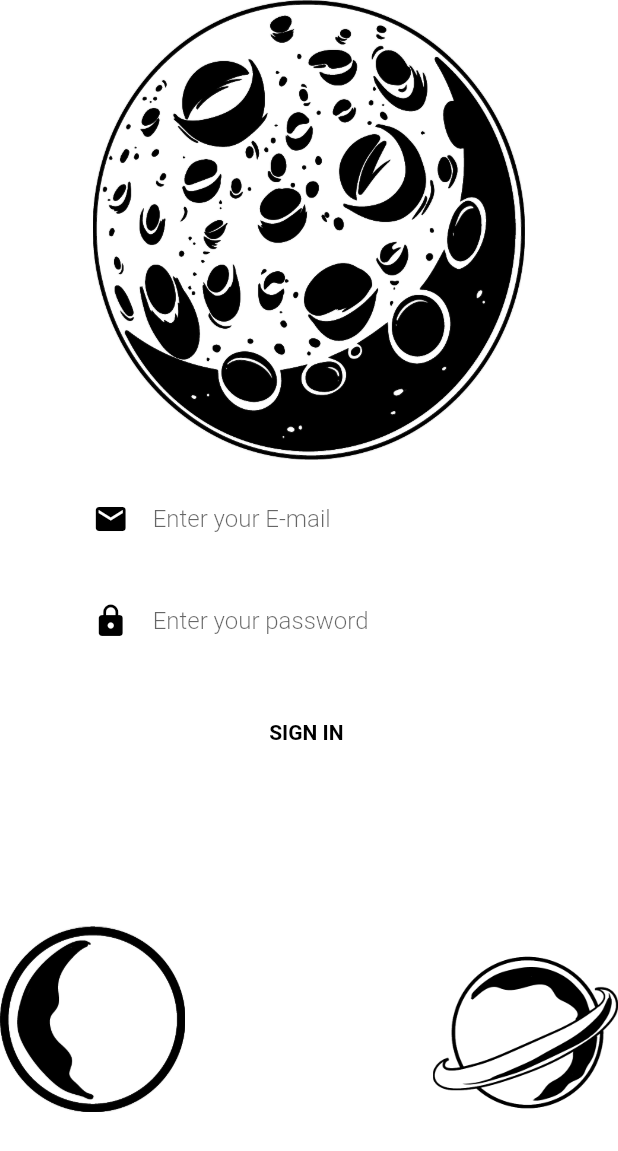
After one commit to HalilMertDeveli/Flutter-UI-Exaple--2, a Flutter app: the screen it shows after launch, after a tap on "SIGN IN", on a phone screen of 412 x 824 dp. The commit adds this screen. Shown: the top 1151 px of the screen. Run offline on Flutter 3.47's test engine with Material 2 defaults, Android fonts, the light colour scheme and no system bars.

Commit message:
we made a Login Page

```diff
--- a/analysis_options.yaml
+++ b/analysis_options.yaml
@@ -1,29 +1,29 @@
-# This file configures the analyzer, which statically analyzes Dart code to
-# check for errors, warnings, and lints.
-#
-# The issues identified by the analyzer are surfaced in the UI of Dart-enabled
-# IDEs (https://dart.dev/tools#ides-and-editors). The analyzer can also be
-# invoked from the command line by running `flutter analyze`.
+# # This file configures the analyzer, which statically analyzes Dart code to
+# # check for errors, warnings, and lints.
+# #
+# # The issues identified by the analyzer are surfaced in the UI of Dart-enabled
+# # IDEs (https://dart.dev/tools#ides-and-editors). The analyzer can also be
+# # invoked from the command line by running `flutter analyze`.
 
-# The following line activates a set of recommended lints for Flutter apps,
-# packages, and plugins designed to encourage good coding practices.
-include: package:flutter_lints/flutter.yaml
+# # The following line activates a set of recommended lints for Flutter apps,
+# # packages, and plugins designed to encourage good coding practices.
+# include: package:flutter_lints/flutter.yaml
 
-linter:
-  # The lint rules applied to this project can be customized in the
-  # section below to disable rules from the `package:flutter_lints/flutter.yaml`
-  # included above or to enable additional rules. A list of all available lints
-  # and their documentation is published at
-  # https://dart-lang.github.io/linter/lints/index.html.
-  #
-  # Instead of disabling a lint rule for the entire project in the
-  # section below, it can also be suppressed for a single line of code
-  # or a specific dart file by using the `// ignore: name_of_lint` and
-  # `// ignore_for_file: name_of_lint` syntax on the line or in the file
-  # producing the lint.
-  rules:
-    # avoid_print: false  # Uncomment to disable the `avoid_print` rule
-    # prefer_single_quotes: true  # Uncomment to enable the `prefer_single_quotes` rule
+# linter:
+#   # The lint rules applied to this project can be customized in the
+#   # section below to disable rules from the `package:flutter_lints/flutter.yaml`
+#   # included above or to enable additional rules. A list of all available lints
+#   # and their documentation is published at
+#   # https://dart-lang.github.io/linter/lints/index.html.
+#   #
+#   # Instead of disabling a lint rule for the entire project in the
+#   # section below, it can also be suppressed for a single line of code
+#   # or a specific dart file by using the `// ignore: name_of_lint` and
+#   # `// ignore_for_file: name_of_lint` syntax on the line or in the file
+#   # producing the lint.
+#   rules:
+#     # avoid_print: false  # Uncomment to disable the `avoid_print` rule
+#     # prefer_single_quotes: true  # Uncomment to enable the `prefer_single_quotes` rule
 
-# Additional information about this file can be found at
-# https://dart.dev/guides/language/analysis-options
+# # Additional information about this file can be found at
+# # https://dart.dev/guides/language/analysis-options
--- /dev/null
+++ b/lib/LoginPage/login.dart
@@ -0,0 +1,116 @@
+import 'package:flutter/material.dart';
+import 'package:flutter_ui_example_2/colors.dart';
+import 'package:flutter_ui_example_2/welcomePage/welcome_Page.dart';
+
+class LoginPage extends StatelessWidget {
+  const LoginPage({super.key});
+
+  @override
+  Widget build(BuildContext context) {
+    final Size size = MediaQuery.of(context).size;
+
+    return Scaffold(
+      backgroundColor: welcomeBlackColor,
+      body: Body(
+        SingleChildScrollView(
+          child: Column(
+            mainAxisAlignment: MainAxisAlignment.center,
+            children: [
+              SizedBox(
+                height: size.height * 0.1,
+              ),
+              ClipRRect(
+                borderRadius: BorderRadius.circular(49),
+                child: Container(
+                  margin: EdgeInsets.symmetric(vertical: 10),
+                  color: Colors.white,
+                  width: size.width * 0.7,
+                  child: TextFormField(
+                    decoration: InputDecoration(
+                        hintText: 'Enter your E-mail',
+                        hintStyle: TextStyle(
+                          fontWeight: FontWeight.w300,
+                        ),
+                        icon: Icon(
+                          Icons.email,
+                          color: Colors.black,
+                        ),
+                        border: InputBorder.none),
+                  ),
+                ),
+              ),
+              ClipRRect(
+                borderRadius: BorderRadius.circular(49),
+                child: Container(
+                  margin: EdgeInsets.symmetric(vertical: 10),
+                  color: Colors.white,
+                  width: size.width * 0.7,
+                  child: TextFormField(
+                    decoration: InputDecoration(
+                        hintText: 'Enter your password',
+                        hintStyle: TextStyle(
+                          fontWeight: FontWeight.w300,
+                        ),
+                        icon: Icon(
+                          Icons.lock,
+                          color: Colors.black,
+                        ),
+                        border: InputBorder.none),
+                  ),
+                ),
+              ),
+              SizedBox(
+                height: size.height * 0.020,
+              ),
+              SignInButton(size: size)
+            ],
+          ),
+        ),
+      ),
+    );
+  }
+}
+
+class Body extends StatelessWidget {
+  Widget widget;
+
+  Body(this.widget);
+
+  @override
+  Widget build(BuildContext context) {
+    final Size size = MediaQuery.of(context).size;
+    return Container(
+      width: double.infinity,
+      height: size.height * 0.9,
+      child: Stack(
+        alignment: Alignment.center,
+        children: [
+          Positioned(
+            top: 0,
+            child: Image.asset(
+              'lib/assets/big_moon.png',
+              width: size.width * 0.7,
+            ),
+          ),
+          Positioned(
+            right: 0,
+            bottom: 0,
+            child: Image.asset(
+              'lib/assets/planet_.png',
+              width: size.width * 0.3,
+            ),
+          ),
+          Positioned(
+            left: 0,
+            bottom: 0,
+            child: Image.asset(
+              'lib/assets/planet_1.png',
+              width: size.width * 0.3,
+            ),
+          ),
+          widget
+        ],
+      ),
+    );
+  }
+}
--- a/lib/main.dart
+++ b/lib/main.dart
@@ -1,8 +1,8 @@
 import 'package:flutter/material.dart';
-import 'package:flutter_ui_example_2/colors.dart';
+import 'package:flutter_ui_example_2/welcomePage/welcome_Page.dart';
 
 void main() {
-  runApp(const MyApp());
+  runApp(MyApp());
 }
 
 class MyApp extends StatelessWidget {
@@ -12,88 +12,23 @@ class MyApp extends StatelessWidget {
   Widget build(BuildContext context) {
     return MaterialApp(
       debugShowCheckedModeBanner: false,
-      title: 'Flutter Demo',
-      theme: ThemeData(
-        primarySwatch: Colors.blue,
-      ),
-      home: const MyHomePage(title: 'Flutter Demo Home Page'),
+      home: MyHomePage(),
     );
   }
 }
 
 class MyHomePage extends StatefulWidget {
-  const MyHomePage({super.key, required this.title});
-
-  final String title;
+  const MyHomePage({
+    super.key,
+  });
 
   @override
   State<MyHomePage> createState() => _MyHomePageState();
 }
 
 class _MyHomePageState extends State<MyHomePage> {
-  int _counter = 0;
-
-  void _incrementCounter() {
-    setState(() {
-      _counter++;
-    });
-  }
-
   @override
   Widget build(BuildContext context) {
-    final Size size = MediaQuery.of(context).size;
-
-    return Scaffold(
-      backgroundColor: welcomeBlackColor,
-      body: Center(
-        child: Column(
-          mainAxisAlignment: MainAxisAlignment.spaceBetween,
-          children: <Widget>[
-            Image.asset(
-              'lib/assets/ss.jpg',
-              width: double.infinity,
-            ),
-            ClipRRect(
-              borderRadius: BorderRadius.circular(49),
-              child: Container(
-                width: size.width * 0.8,
-                color: Colors.white,
-                child: MaterialButton(
-                  onPressed: () {},
-                  child: const Text(
-                    'SIGN IN ',
-                    style: TextStyle(
-                      color: Colors.black,
-                      fontWeight: FontWeight.bold,
-                    ),
-                  ),
-                ),
-              ),
-            ),
-            ClipRRect(
-              borderRadius: BorderRadius.circular(49),
-              child: Container(
-                width: size.width * 0.8,
-                color: Colors.white,
-                child: MaterialButton(
-                  onPressed: () {},
-                  child: const Text(
-                    'SIGN UP ',
-                    style: TextStyle(
-                      color: Colors.black,
-                      fontWeight: FontWeight.bold,
-                    ),
-                  ),
-                ),
-              ),
-            ),
-            Image.asset(
-              'lib/assets/bottom_background.jpg',
-              width: double.infinity,
-            )
-          ],
-        ),
-      ),
-    );
+    return WelcomePage();
   }
 }
--- /dev/null
+++ b/lib/welcomePage/welcome_page.dart
@@ -0,0 +1,85 @@
+import 'package:flutter/material.dart';
+import 'package:flutter_ui_example_2/LoginPage/login.dart';
+import 'package:flutter_ui_example_2/colors.dart';
+
+class WelcomePage extends StatelessWidget {
+  const WelcomePage({super.key});
+
+  @override
+  Widget build(BuildContext context) {
+    final Size size = MediaQuery.of(context).size;
+
+    return Scaffold(
+      backgroundColor: welcomeBlackColor,
+      body: Center(
+        child: Column(
+          mainAxisAlignment: MainAxisAlignment.spaceBetween,
+          children: <Widget>[
+            Image.asset(
+              'lib/assets/ss.jpg',
+              width: double.infinity,
+            ),
+            SignInButton(size: size),
+            ClipRRect(
+              borderRadius: BorderRadius.circular(49),
+              child: Container(
+                width: size.width * 0.8,
+                color: Colors.white,
+                child: MaterialButton(
+                  onPressed: () {},
+                  child: const Text(
+                    'SIGN UP ',
+                    style: TextStyle(
+                      color: Colors.black,
+                      fontWeight: FontWeight.bold,
+                    ),
+                  ),
+                ),
+              ),
+            ),
+            Image.asset(
+              'lib/assets/bottom_background.jpg',
+              width: double.infinity,
+            )
+          ],
+        ),
+      ),
+    );
+  }
+}
+
+class SignInButton extends StatelessWidget {
+  const SignInButton({
+    Key? key,
+    required this.size,
+  }) : super(key: key);
+
+  final Size size;
+
+  @override
+  Widget build(BuildContext context) {
+    return ClipRRect(
+      borderRadius: BorderRadius.circular(49),
+      child: Container(
+        width: size.width * 0.8,
+        color: Colors.white,
+        child: MaterialButton(
+          onPressed: () {
+            Navigator.push(
+                context,
+                MaterialPageRoute(
+                  builder: (context) => LoginPage(),
+                ));
+          },
+          child: const Text(
+            'SIGN IN ',
+            style: TextStyle(
+              color: Colors.black,
+              fontWeight: FontWeight.bold,
+            ),
+          ),
+        ),
+      ),
+    );
+  }
+}
```
Also changed, not shown: lib/assets/big_moon.png (added), lib/assets/planet_.png (added), lib/assets/planet_1.png (added).
